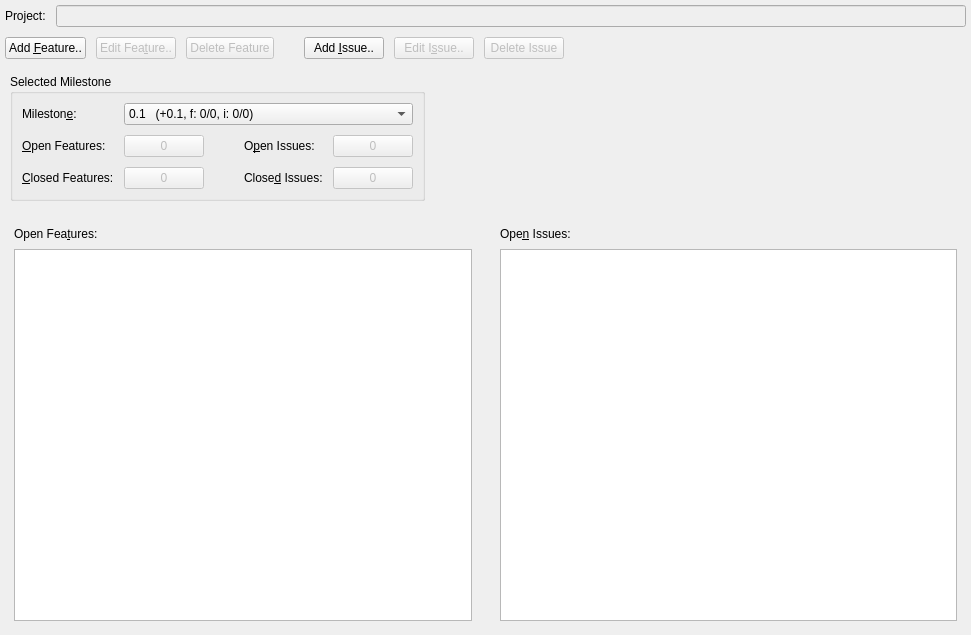
The window that forms/roadmap.ui (skriticos/nelia1) describes before a commit, drawn with Qt 5.
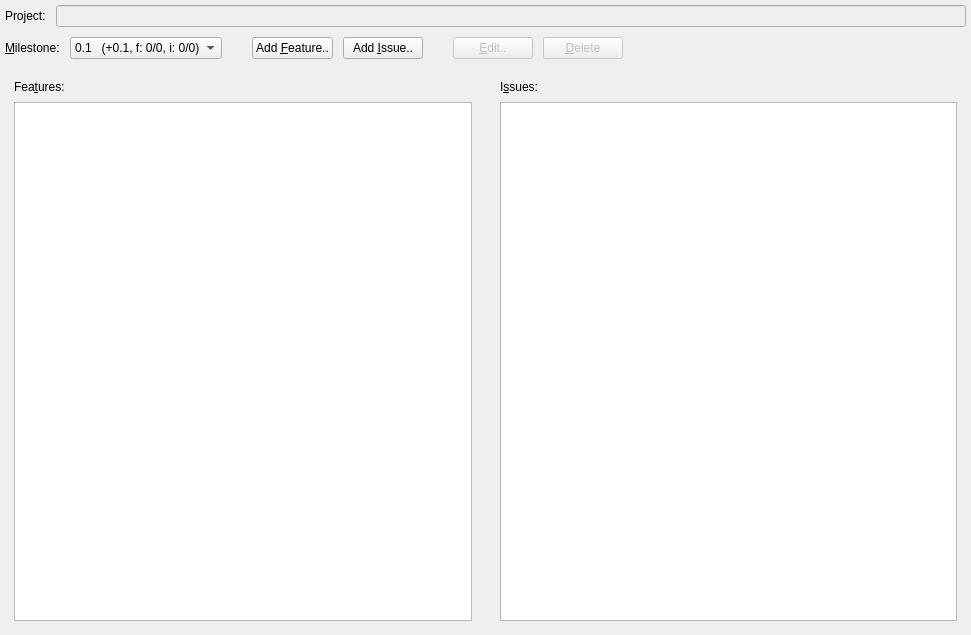
The same window after the commit.

Commit message:
Basic data for roadmap / tab switching
- simplified roadmap data structures to automatically
  handle next versinos
- load milestones into a list and populate combo boxes
  with name, delta and open/all issues, features
- updated UI, vastly simplified roadmap UI

Diff of the .ui file:
```diff
--- a/forms/roadmap.ui
+++ b/forms/roadmap.ui
@@ -61,7 +61,7 @@
       <property name="spacing">
        <number>10</number>
       </property>
-      <item row="0" column="7">
+      <item row="0" column="9">
        <spacer name="horizontalSpacer_3">
         <property name="orientation">
          <enum>Qt::Horizontal</enum>
@@ -74,49 +74,13 @@
         </property>
        </spacer>
       </item>
-      <item row="0" column="1">
-       <widget class="QPushButton" name="rmap_push_edit_feature">
-        <property name="enabled">
-         <bool>false</bool>
-        </property>
-        <property name="text">
-         <string>Edit Fea&amp;ture..</string>
-        </property>
-       </widget>
-      </item>
-      <item row="0" column="0">
+      <item row="0" column="3">
        <widget class="QPushButton" name="rmap_push_add_feature">
         <property name="text">
          <string>Add &amp;Feature..</string>
         </property>
        </widget>
       </item>
-      <item row="0" column="2">
-       <widget class="QPushButton" name="rmap_push_delete_feature">
-        <property name="enabled">
-         <bool>false</bool>
-        </property>
-        <property name="text">
-         <string>Delete Feature</string>
-        </property>
-       </widget>
-      </item>
-      <item row="0" column="3">
-       <spacer name="horizontalSpacer_2">
-        <property name="orientation">
-         <enum>Qt::Horizontal</enum>
-        </property>
-        <property name="sizeType">
-         <enum>QSizePolicy::Fixed</enum>
-        </property>
-        <property name="sizeHint" stdset="0">
-         <size>
-          <width>20</width>
-          <height>20</height>
-         </size>
-        </property>
-       </spacer>
-      </item>
       <item row="0" column="4">
        <widget class="QPushButton" name="rmap_push_add_issue">
         <property name="text">
@@ -124,30 +88,87 @@
         </property>
        </widget>
       </item>
-      <item row="0" column="5">
-       <widget class="QPushButton" name="rmap_push_edit_issue">
+      <item row="0" column="1">
+       <widget class="QComboBox" name="rmap_combo_milestone">
+        <property name="sizePolicy">
+         <sizepolicy hsizetype="Preferred" vsizetype="Fixed">
+          <horstretch>0</horstretch>
+          <verstretch>0</verstretch>
+         </sizepolicy>
+        </property>
+        <item>
+         <property name="text">
+          <string>0.1   (+0.1, f: 0/0, i: 0/0)</string>
+         </property>
+        </item>
+       </widget>
+      </item>
+      <item row="0" column="8">
+       <widget class="QPushButton" name="rmap_push_delete">
         <property name="enabled">
          <bool>false</bool>
         </property>
         <property name="text">
-         <string>Edit I&amp;ssue..</string>
+         <string>&amp;Delete</string>
         </property>
        </widget>
       </item>
+      <item row="0" column="2">
+       <spacer name="horizontalSpacer">
+        <property name="orientation">
+         <enum>Qt::Horizontal</enum>
+        </property>
+        <property name="sizeType">
+         <enum>QSizePolicy::Fixed</enum>
+        </property>
+        <property name="sizeHint" stdset="0">
+         <size>
+          <width>20</width>
+          <height>20</height>
+         </size>
+        </property>
+       </spacer>
+      </item>
       <item row="0" column="6">
-       <widget class="QPushButton" name="rmap_push_delete_issue">
+       <spacer name="horizontalSpacer_4">
+        <property name="orientation">
+         <enum>Qt::Horizontal</enum>
+        </property>
+        <property name="sizeType">
+         <enum>QSizePolicy::Fixed</enum>
+        </property>
+        <property name="sizeHint" stdset="0">
+         <size>
+          <width>20</width>
+          <height>20</height>
+         </size>
+        </property>
+       </spacer>
+      </item>
+      <item row="0" column="7">
+       <widget class="QPushButton" name="rmap_push_edit">
         <property name="enabled">
          <bool>false</bool>
         </property>
         <property name="text">
-         <string>Delete Issue</string>
+         <string>&amp;Edit..</string>
+        </property>
+       </widget>
+      </item>
+      <item row="0" column="0">
+       <widget class="QLabel" name="label_2">
+        <property name="text">
+         <string>&amp;Milestone:</string>
+        </property>
+        <property name="buddy">
+         <cstring>rmap_combo_milestone</cstring>
         </property>
        </widget>
       </item>
      </layout>
     </widget>
    </item>
-   <item row="3" column="0">
+   <item row="2" column="0">
     <widget class="QWidget" name="widget_3" native="true">
      <layout class="QGridLayout" name="gridLayout_5">
       <property name="margin">
@@ -168,7 +189,7 @@
             </size>
            </property>
            <property name="text">
-            <string>Ope&amp;n Issues:</string>
+            <string>I&amp;ssues:</string>
            </property>
            <property name="buddy">
             <cstring>rmap_table_open_issues</cstring>
@@ -222,7 +243,7 @@
             </size>
            </property>
            <property name="text">
-            <string>Open Fea&amp;tures:</string>
+            <string>Fea&amp;tures:</string>
            </property>
            <property name="buddy">
             <cstring>rmap_table_open_features</cstring>
@@ -235,210 +256,6 @@
      </layout>
     </widget>
    </item>
-   <item row="2" column="0">
-    <widget class="QWidget" name="widget" native="true">
-     <layout class="QGridLayout" name="gridLayout_9">
-      <property name="margin">
-       <number>5</number>
-      </property>
-      <property name="spacing">
-       <number>10</number>
-      </property>
-      <item row="0" column="0">
-       <widget class="QGroupBox" name="groupBox_3">
-        <property name="sizePolicy">
-         <sizepolicy hsizetype="Preferred" vsizetype="Preferred">
-          <horstretch>0</horstretch>
-          <verstretch>0</verstretch>
-         </sizepolicy>
-        </property>
-        <property name="title">
-         <string>Selected Milestone</string>
-        </property>
-        <layout class="QGridLayout" name="gridLayout_3">
-         <property name="spacing">
-          <number>10</number>
-         </property>
-         <item row="2" column="0">
-          <widget class="QLabel" name="label_2">
-           <property name="text">
-            <string>&amp;Open Features:</string>
-           </property>
-           <property name="buddy">
-            <cstring>rmap_push_open_features</cstring>
-           </property>
-          </widget>
-         </item>
-         <item row="2" column="1">
-          <widget class="QPushButton" name="rmap_push_open_features">
-           <property name="enabled">
-            <bool>false</bool>
-           </property>
-           <property name="sizePolicy">
-            <sizepolicy hsizetype="Maximum" vsizetype="Fixed">
-             <horstretch>0</horstretch>
-             <verstretch>0</verstretch>
-            </sizepolicy>
-           </property>
-           <property name="text">
-            <string>0</string>
-           </property>
-          </widget>
-         </item>
-         <item row="1" column="0">
-          <widget class="QLabel" name="label_13">
-           <property name="text">
-            <string>Mileston&amp;e:</string>
-           </property>
-           <property name="buddy">
-            <cstring>rmap_combo_milestone</cstring>
-           </property>
-          </widget>
-         </item>
-         <item row="1" column="1" colspan="4">
-          <widget class="QComboBox" name="rmap_combo_milestone">
-           <property name="sizePolicy">
-            <sizepolicy hsizetype="Preferred" vsizetype="Fixed">
-             <horstretch>0</horstretch>
-             <verstretch>0</verstretch>
-            </sizepolicy>
-           </property>
-           <item>
-            <property name="text">
-             <string>0.1   (+0.1, f: 0/0, i: 0/0)</string>
-            </property>
-           </item>
-          </widget>
-         </item>
-         <item row="2" column="3">
-          <widget class="QLabel" name="label_3">
-           <property name="text">
-            <string>O&amp;pen Issues:</string>
-           </property>
-           <property name="buddy">
-            <cstring>rmap_push_open_issues</cstring>
-           </property>
-          </widget>
-         </item>
-         <item row="2" column="4">
-          <widget class="QPushButton" name="rmap_push_open_issues">
-           <property name="enabled">
-            <bool>false</bool>
-           </property>
-           <property name="sizePolicy">
-            <sizepolicy hsizetype="Maximum" vsizetype="Fixed">
-             <horstretch>0</horstretch>
-             <verstretch>0</verstretch>
-            </sizepolicy>
-           </property>
-           <property name="text">
-            <string>0</string>
-           </property>
-          </widget>
-         </item>
-         <item row="3" column="3">
-          <widget class="QLabel" name="label_5">
-           <property name="text">
-            <string>Close&amp;d Issues:</string>
-           </property>
-           <property name="buddy">
-            <cstring>rmap_push_closed_issues</cstring>
-           </property>
-          </widget>
-         </item>
-         <item row="3" column="4">
-          <widget class="QPushButton" name="rmap_push_closed_issues">
-           <property name="enabled">
-            <bool>false</bool>
-           </property>
-           <property name="sizePolicy">
-            <sizepolicy hsizetype="Maximum" vsizetype="Fixed">
-             <horstretch>0</horstretch>
-             <verstretch>0</verstretch>
-            </sizepolicy>
-           </property>
-           <property name="text">
-            <string>0</string>
-           </property>
-          </widget>
-         </item>
-         <item row="3" column="0">
-          <widget class="QLabel" name="label_4">
-           <property name="text">
-            <string>&amp;Closed Features:</string>
-           </property>
-           <property name="buddy">
-            <cstring>rmap_push_closed_features</cstring>
-           </property>
-          </widget>
-         </item>
-         <item row="3" column="1">
-          <widget class="QPushButton" name="rmap_push_closed_features">
-           <property name="enabled">
-            <bool>false</bool>
-           </property>
-           <property name="sizePolicy">
-            <sizepolicy hsizetype="Maximum" vsizetype="Fixed">
-             <horstretch>0</horstretch>
-             <verstretch>0</verstretch>
-            </sizepolicy>
-           </property>
-           <property name="text">
-            <string>0</string>
-           </property>
-          </widget>
-         </item>
-         <item row="2" column="2">
-          <spacer name="horizontalSpacer">
-           <property name="orientation">
-            <enum>Qt::Horizontal</enum>
-           </property>
-           <property name="sizeType">
-            <enum>QSizePolicy::Fixed</enum>
-           </property>
-           <property name="sizeHint" stdset="0">
-            <size>
-             <width>20</width>
-             <height>20</height>
-            </size>
-           </property>
-          </spacer>
-         </item>
-         <item row="3" column="2">
-          <spacer name="horizontalSpacer_4">
-           <property name="orientation">
-            <enum>Qt::Horizontal</enum>
-           </property>
-           <property name="sizeType">
-            <enum>QSizePolicy::Fixed</enum>
-           </property>
-           <property name="sizeHint" stdset="0">
-            <size>
-             <width>20</width>
-             <height>20</height>
-            </size>
-           </property>
-          </spacer>
-         </item>
-        </layout>
-       </widget>
-      </item>
-      <item row="0" column="1">
-       <spacer name="horizontalSpacer_5">
-        <property name="orientation">
-         <enum>Qt::Horizontal</enum>
-        </property>
-        <property name="sizeHint" stdset="0">
-         <size>
-          <width>40</width>
-          <height>20</height>
-         </size>
-        </property>
-       </spacer>
-      </item>
-     </layout>
-    </widget>
-   </item>
   </layout>
  </widget>
  <tabstops>
```
Left out of the diff: 6 changed lines with no effect on the pictures. The commit also changes 2 other files.
